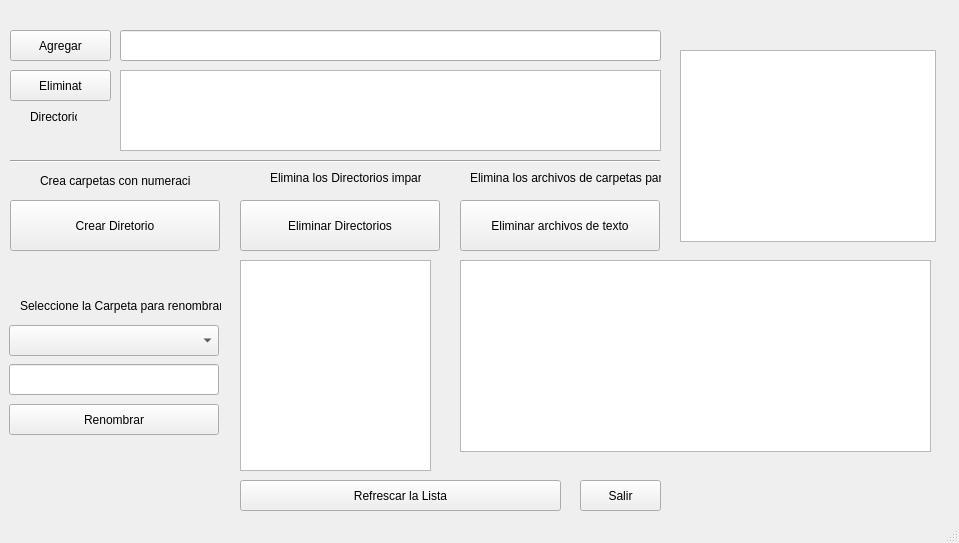
This is directorios.ui in shotweif/Practica-8 as Qt 5 draws it before an edit. The edited form follows.
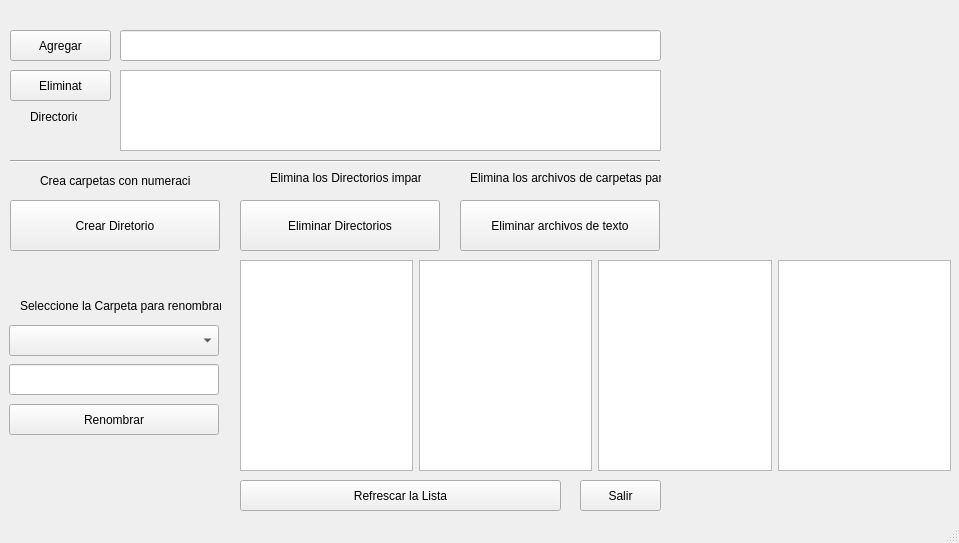
This is the edited form.

Diff of the .ui file:
```diff
--- a/directorios.ui
+++ b/directorios.ui
@@ -247,7 +247,7 @@
      <rect>
       <x>240</x>
       <y>260</y>
-      <width>191</width>
+      <width>711</width>
       <height>211</height>
      </rect>
     </property>
@@ -255,28 +255,17 @@
      <item>
       <widget class="QListWidget" name="listWidget"/>
      </item>
+     <item>
+      <widget class="QListWidget" name="listWidget_3"/>
+     </item>
+     <item>
+      <widget class="QListWidget" name="listWidget_4"/>
+     </item>
+     <item>
+      <widget class="QListWidget" name="listWidget_5"/>
+     </item>
     </layout>
    </widget>
-   <widget class="QTableWidget" name="tableWidgetObj">
-    <property name="geometry">
-     <rect>
-      <x>460</x>
-      <y>260</y>
-      <width>471</width>
-      <height>192</height>
-     </rect>
-    </property>
-   </widget>
-   <widget class="QTableWidget" name="tableWidget">
-    <property name="geometry">
-     <rect>
-      <x>680</x>
-      <y>50</y>
-      <width>256</width>
-      <height>192</height>
-     </rect>
-    </property>
-   </widget>
   </widget>
   <widget class="QStatusBar" name="statusbar"/>
  </widget>
```
